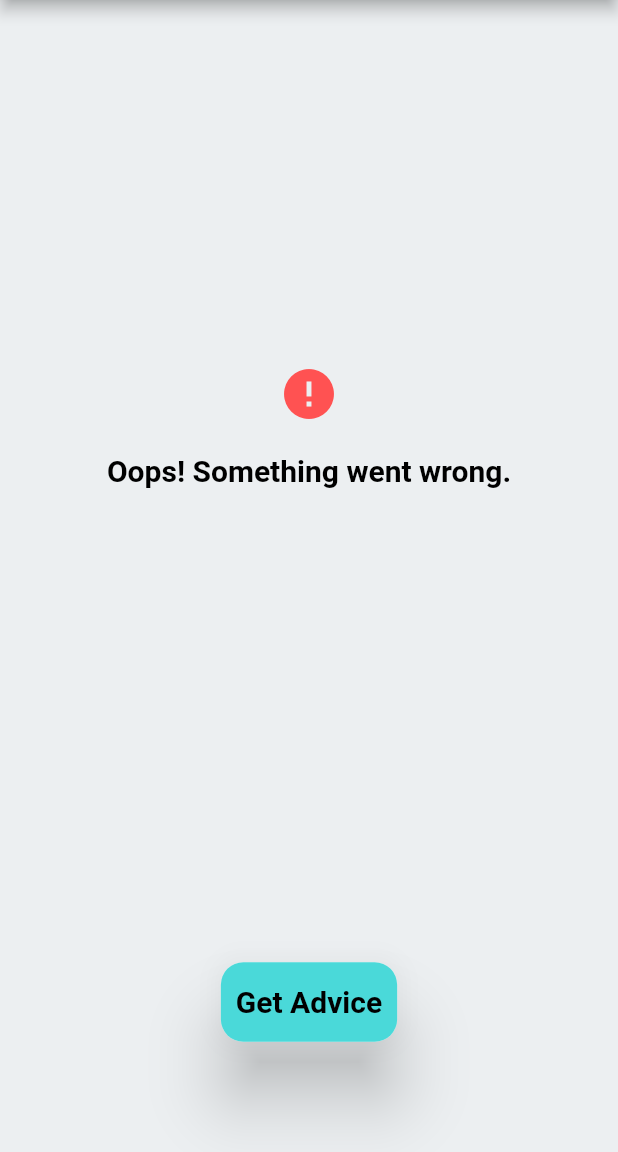
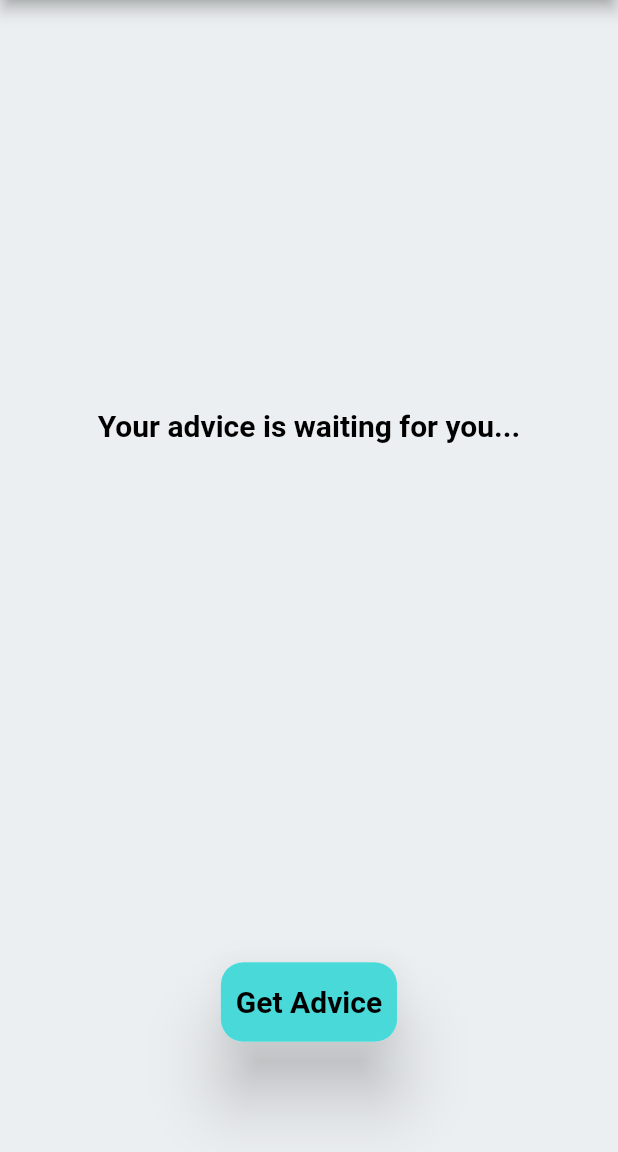
Before and after one commit to shahiutsav/advicer, a Flutter app: the screen it shows after launch, on a phone screen of 412 x 824 dp, the part 84-1236 px from its top. Run offline on Flutter 3.47's test engine with Material 2 defaults, Android fonts, the phone set to English and light mode, and no system bars; our stand-ins replace device_preview, equatable, flutter_bloc; Roboto replaces fonts that are missing (Rubik).

Commit message:
Implement BLoC Provider for state management

```diff
--- /dev/null
+++ b/lib/2_application/pages/advice/advicer_page.dart
@@ -0,0 +1,89 @@
+import 'package:advicer/2_application/core/services/theme_service.dart';
+import 'package:advicer/2_application/pages/advice/bloc/advicer_bloc.dart';
+import 'package:advicer/2_application/pages/advice/widgets/advice_field.dart';
+import 'package:advicer/2_application/pages/advice/widgets/custom_button.dart';
+import 'package:advicer/2_application/pages/advice/widgets/error_message.dart';
+import 'package:flutter/material.dart';
+import 'package:flutter_bloc/flutter_bloc.dart';
+import 'package:provider/provider.dart';
+
+class AdvicerPageWrapperProvider extends StatelessWidget {
+  const AdvicerPageWrapperProvider({super.key});
+
+  @override
+  Widget build(BuildContext context) {
+    return BlocProvider(
+      create: (context) => AdvicerBloc(),
+      child: const AdvicerPage(),
+    );
+  }
+}
+
+class AdvicerPage extends StatelessWidget {
+  const AdvicerPage({super.key});
+
+  @override
+  Widget build(BuildContext context) {
+    final themeData = Theme.of(context);
+    return Scaffold(
+      appBar: AppBar(
+        title: Text(
+          'Advicer',
+          style: themeData.textTheme.displayLarge,
+        ),
+        centerTitle: true,
+        actions: [
+          Switch(
+            value: Provider.of<ThemeService>(context).isDarkModeOn,
+            onChanged: (_) =>
+                Provider.of<ThemeService>(context, listen: false).toggleTheme(),
+          )
+        ],
+      ),
+      body: Padding(
+        padding: const EdgeInsets.symmetric(horizontal: 50.0),
+        child: Column(
+          children: [
+            Expanded(
+              child: Center(
+                child: BlocBuilder<AdvicerBloc, AdvicerState>(
+                  builder: (context, state) {
+                    if (state is AdvicerInitial) {
+                      // * Initial state
+                      return Text(
+                        'Your advice is waiting for you...',
+                        style: themeData.textTheme.displayLarge,
+                      );
+                    } else if (state is AdvicerStateLoading) {
+                      // * Loading state
+                      return CircularProgressIndicator(
+                        color: themeData.colorScheme.secondary,
+                      );
+                    } else if (state is AdvicerStateLoaded) {
+                      // * Loaded State
+                      return AdviceField(
+                        advice: state.advice,
+                      );
+                    } else if (state is AdvicerStateError) {
+                      // ! Error state
+                      return ErrorMessage(
+                        message: state.message,
+                      );
+                    }
+                    return const SizedBox();
+                  },
+                ),
+              ),
+            ),
+            const SizedBox(
+              height: 200,
+              child: Center(
+                child: CustomButton(),
+              ),
+            ),
+          ],
+        ),
+      ),
+    );
+  }
+}
--- /dev/null
+++ b/lib/2_application/pages/advice/bloc/advicer_bloc.dart
@@ -0,0 +1,24 @@
+import 'package:flutter/material.dart';
+import 'package:flutter_bloc/flutter_bloc.dart';
+import 'package:equatable/equatable.dart';
+
+part 'advicer_event.dart';
+part 'advicer_state.dart';
+
+class AdvicerBloc extends Bloc<AdvicerEvent, AdvicerState> {
+  AdvicerBloc() : super(AdvicerInitial()) {
+    on<AdviceRequestedEvent>((event, emit) async {
+      emit(
+        AdvicerStateLoading(),
+      );
+
+      // TODO: execute business logic
+      // * example: get an advice
+      debugPrint('fake get advice triggered');
+      await Future.delayed(const Duration(seconds: 3), () {});
+      debugPrint('got advice');
+      // emit(const AdvicerStateLoaded(advice: 'fake advice to test bloc'));
+      emit(const AdvicerStateError(message: 'Oops! Something went wrong.'));
+    });
+  }
+}
--- /dev/null
+++ b/lib/2_application/pages/advice/bloc/advicer_event.dart
@@ -0,0 +1,11 @@
+part of 'advicer_bloc.dart';
+
+@immutable
+abstract class AdvicerEvent extends Equatable {
+  const AdvicerEvent();
+
+  @override
+  List<Object> get props => [];
+}
+
+class AdviceRequestedEvent extends AdvicerEvent {}
--- /dev/null
+++ b/lib/2_application/pages/advice/bloc/advicer_state.dart
@@ -0,0 +1,25 @@
+part of 'advicer_bloc.dart';
+
+@immutable
+abstract class AdvicerState extends Equatable {
+  const AdvicerState();
+
+  @override
+  List<Object> get props => [];
+}
+
+class AdvicerInitial extends AdvicerState {}
+
+class AdvicerStateLoading extends AdvicerState {}
+
+class AdvicerStateLoaded extends AdvicerState {
+  final String advice;
+
+  const AdvicerStateLoaded({required this.advice});
+}
+
+class AdvicerStateError extends AdvicerState {
+  final String message;
+
+  const AdvicerStateError({required this.message});
+}
--- a/lib/2_application/pages/features/advice/widgets/custom_button.dart
+++ b/lib/2_application/pages/advice/widgets/custom_button.dart
@@ -1,4 +1,6 @@
+import 'package:advicer/2_application/pages/advice/bloc/advicer_bloc.dart';
 import 'package:flutter/material.dart';
+import 'package:flutter_bloc/flutter_bloc.dart';
 
 class CustomButton extends StatelessWidget {
   const CustomButton({super.key});
@@ -8,7 +10,8 @@ class CustomButton extends StatelessWidget {
     final themeData = Theme.of(context);
 
     return InkResponse(
-      onTap: () {},
+      onTap: () =>
+          BlocProvider.of<AdvicerBloc>(context).add(AdviceRequestedEvent()),
       child: Material(
         elevation: 20,
         borderRadius: BorderRadius.circular(15),
--- a/lib/2_application/pages/features/advice/advice_page.dart
+++ /dev/null
@@ -1,77 +0,0 @@
-import 'package:advicer/2_application/core/services/theme_service.dart';
-import 'package:advicer/2_application/pages/features/advice/widgets/custom_button.dart';
-import 'package:advicer/2_application/pages/features/advice/widgets/error_message.dart';
-import 'package:flutter/material.dart';
-import 'package:provider/provider.dart';
-
-class AdvicePage extends StatelessWidget {
-  const AdvicePage({super.key});
-
-  @override
-  Widget build(BuildContext context) {
-    final themeData = Theme.of(context);
-    return Scaffold(
-      appBar: AppBar(
-        title: Text(
-          'Advicer',
-          style: themeData.textTheme.displayLarge,
-        ),
-        centerTitle: true,
-        actions: [
-          Switch(
-            value: Provider.of<ThemeService>(context).isDarkModeOn,
-            onChanged: (_) =>
-                Provider.of<ThemeService>(context, listen: false).toggleTheme(),
-          )
-        ],
-      ),
-      body: const Padding(
-        padding: EdgeInsets.symmetric(horizontal: 50.0),
-        child: Column(
-          children: [
-            Expanded(
-              child: Center(
-                child:
-
-                    /*
-                * ---- Error State ----
-                */
-                    ErrorMessage(
-                  message: 'Oops! Something went wrong.',
-                ),
-
-                /*
-                * ---- Loaded State ----
-                */
-                //     AdviceField(
-                //   advice: 'example advice - Your day will get better',
-                // ),
-
-                /*
-                  *  ---- Loading state ----
-                */
-                //  CircularProgressIndicator(
-                //   color: themeData.colorScheme.secondary,
-                // ),
-
-                /*
-                * ---- Initial state ----
-                 */
-                // Text(
-                //   'Your advice is waiting for you...',
-                //   style: themeData.textTheme.displayLarge,
-                // ),
-              ),
-            ),
-            SizedBox(
-              height: 200,
-              child: Center(
-                child: CustomButton(),
-              ),
-            ),
-          ],
-        ),
-      ),
-    );
-  }
-}
--- a/lib/main.dart
+++ b/lib/main.dart
@@ -1,5 +1,5 @@
 import 'package:advicer/2_application/core/services/theme_service.dart';
-import 'package:advicer/2_application/pages/features/advice/advice_page.dart';
+import 'package:advicer/2_application/pages/advice/advicer_page.dart';
 import 'package:advicer/theme.dart';
 import 'package:device_preview/device_preview.dart';
 import 'package:flutter/foundation.dart';
@@ -34,7 +34,7 @@ class MainApp extends StatelessWidget {
               themeService.isDarkModeOn ? ThemeMode.dark : ThemeMode.light,
           theme: AppTheme.lightTheme,
           darkTheme: AppTheme.darkTheme,
-          home: const AdvicePage(),
+          home: const AdvicerPageWrapperProvider(),
         );
       },
     );
```
Also changed, not shown: lib/2_application/pages/advice/widgets/advice_field.dart (renamed from lib/2_application/pages/features/advice/widgets/advice_field.dart), lib/2_application/pages/advice/widgets/error_message.dart (renamed from lib/2_application/pages/features/advice/widgets/error_message.dart).
